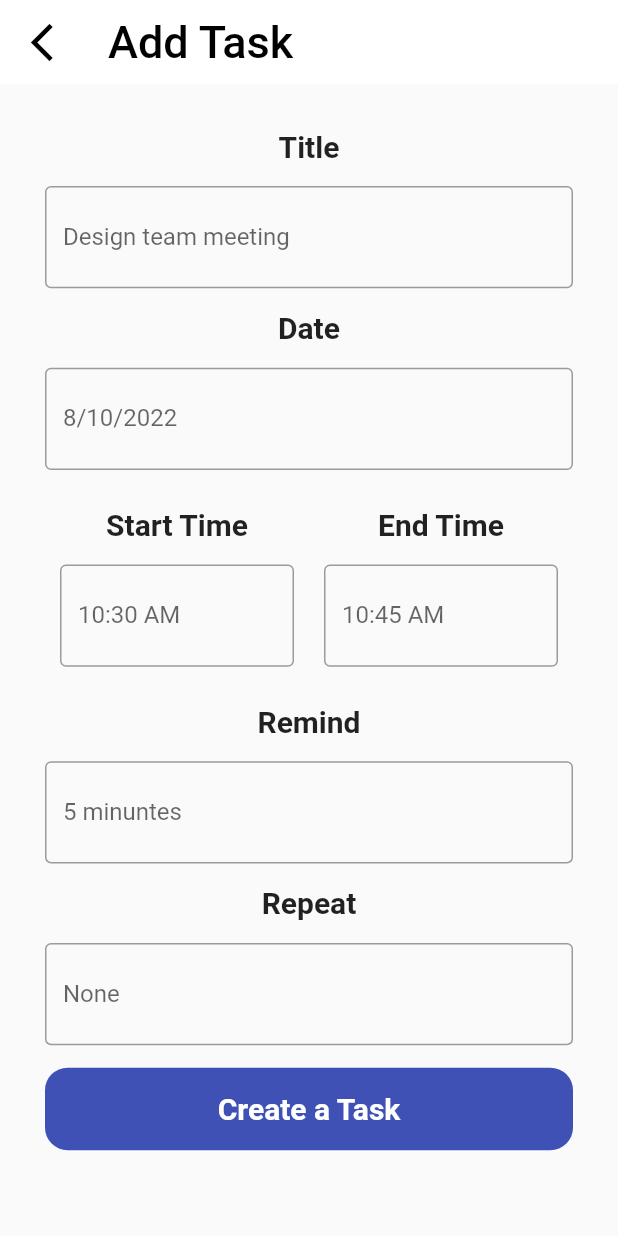
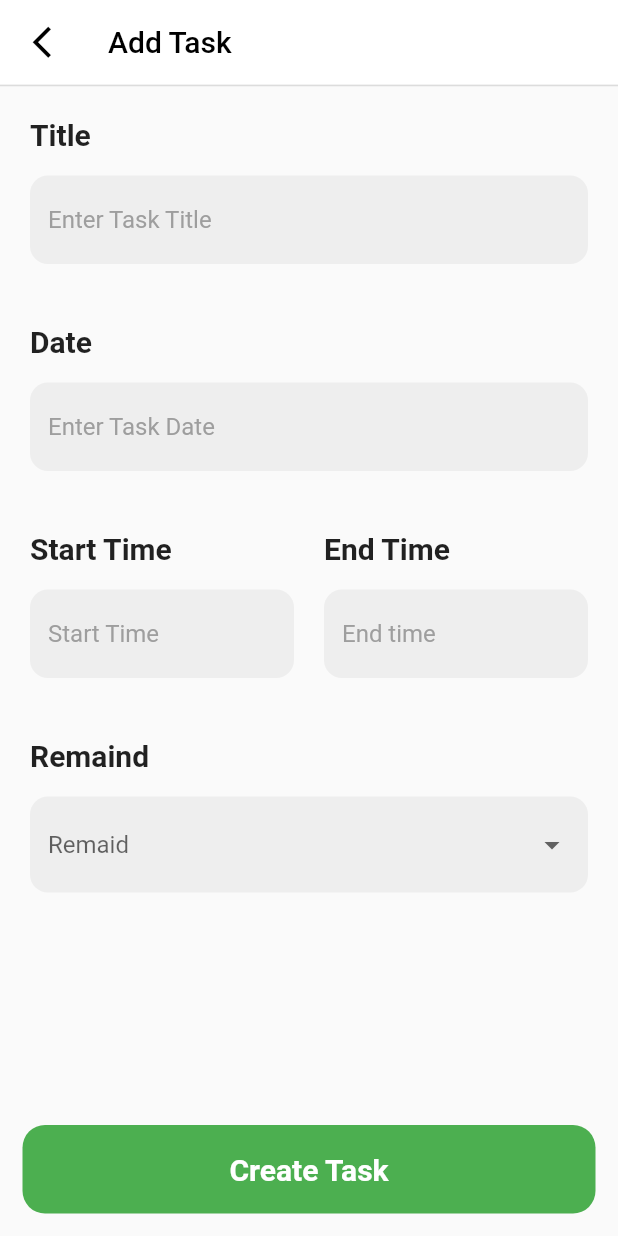
Before and after one commit to MohamedElMelige/projectPhase1, a Flutter app: the AddTask screen opened directly, on a phone screen of 412 x 824 dp. Run offline on Flutter 3.47's test engine with Material 2 defaults, Android fonts, the phone set to English and light mode, and no system bars; our stand-ins replace flutter_bloc, sqflite; accounts and stored records are empty.

Commit message:
New Futures and Updates

```diff
--- a/lib/layout/add_task.dart
+++ b/lib/layout/add_task.dart
@@ -1,14 +1,15 @@
 import 'package:flutter/material.dart';
-import 'package:flutter_application_1/shared/componants/componants.dart';
-import 'package:flutter_application_1/shared/componants/myButton.dart';
+
 import 'package:flutter_application_1/shared/cubit/cubit.dart';
 import 'package:flutter_bloc/flutter_bloc.dart';
-import 'package:intl/intl.dart';
 
+import '../models/reminder_model.dart';
+import '../shared/componants/default_form_field.dart';
+import '../shared/componants/myButton.dart';
 import '../shared/cubit/state.dart';
 
 class AddTask extends StatefulWidget {
-  AddTask({Key? key}) : super(key: key);
+  const AddTask({Key? key}) : super(key: key);
 
   @override
   State<AddTask> createState() => _AddTaskState();
@@ -17,36 +18,20 @@ class AddTask extends StatefulWidget {
 class _AddTaskState extends State<AddTask> {
   final titleController = TextEditingController();
 
-  final remindController = TextEditingController();
-  final repeatController = TextEditingController();
-
-  var formKey = GlobalKey<FormState>();
-
-  var timeController = TextEditingController();
-
   var dateController = TextEditingController();
 
   var startTimeController = TextEditingController();
 
   var endTimeController = TextEditingController();
 
-  DateTime selectTime = DateTime.now();
+  TimeOfDay endTime =TimeOfDay.now();
 
-  String startTime = DateFormat('hh:mm a').format(DateTime.now()).toString();
-
-  String endTime = DateFormat('hh:mm a')
-      .format(DateTime.now().add(Duration(minutes: 15)))
-      .toString();
-
-  int selectRemind = 5;
-
-  List<int> remindList = [5, 10, 15, 20];
-
-  String selectRepeat = 'None';
-
-  List<String> repeatList = ['None', 'Daily', 'Weekly', 'Monthly'];
-
-  int selectColor = 0;
+  List<ReminderModel> reminderList = [
+    ReminderModel(reminder: '10 minutes', minutes: 10),
+    ReminderModel(reminder: '15 minutes', minutes: 15),
+    ReminderModel(reminder: '30 minutes', minutes: 30),
+    ReminderModel(reminder: '1 hour', minutes: 60),
+  ];
 
   @override
   Widget build(BuildContext context) {
@@ -59,14 +44,14 @@ class _AddTaskState extends State<AddTask> {
             onPressed: () {
               Navigator.pop(context);
             },
-            icon: Icon(
+            icon: const Icon(
               Icons.arrow_back_ios_new,
-              size: 30,
+              size: 25,
               color: Colors.black,
             )),
-        title: Text(
+        title: const Text(
           'Add Task',
-          style: TextStyle(color: Colors.black, fontSize: 30),
+          style: TextStyle(color: Colors.black, fontSize: 20),
         ),
       ),
       body: BlocProvider(
@@ -76,254 +61,171 @@ class _AddTaskState extends State<AddTask> {
             // TODO: implement listener
           },
           builder: (context, state) {
-            return SingleChildScrollView(
-              child: Padding(
-                padding: const EdgeInsets.all(30.0),
-                child: Form(
-                  key: formKey,
+            return  Column(
+                children: [
+                  const Divider(height: 2, thickness: 1),
+                  Padding(
+                    padding: const EdgeInsets.all(20),
+                    child: SingleChildScrollView(
                       child: Column(
-                    mainAxisAlignment: MainAxisAlignment.start,
+                        crossAxisAlignment: CrossAxisAlignment.start,
                         children: [
-                      Text(
-                        'Title',
-                        style: TextStyle(
-                            fontSize: 20, fontWeight: FontWeight.bold),
-                      ),
-                      SizedBox(
-                        height: 15,
-                      ),
-                      defaultFormField(
+                          DefaultFormField(
+                            head: 'Title',
                             controller: titleController,
-                          type: TextInputType.text,
-                          validat: (val) {
+                            hitText: 'Enter Task Title',
+                            validation: (val) {
                               if (val!.isEmpty) {
                                 return 'Title is empty';
                               } else {
                                 return null;
                               }
                             },
-                          label: 'Design team meeting',
-                          prefix: Icons.title),
-                      SizedBox(
-                        height: 15,
                           ),
-                      Text(
-                        'Date',
-                        style: TextStyle(
-                            fontSize: 20, fontWeight: FontWeight.bold),
+                          const SizedBox(
+                            height: 40,
                           ),
-                      SizedBox(
-                        height: 15,
-                      ),
-                      defaultFormField(
+                          DefaultFormField(
                             onTap: () {
                               showDatePicker(
                                       context: context,
                                       initialDate: DateTime.now(),
                                       firstDate: DateTime.now(),
-                                    lastDate: DateTime.parse('2021-10-01'))
+                                      lastDate: DateTime(2030))
                                   .then((value) {
                                 dateController.text =
-                                  DateFormat.yMMMd().format(value!);
-                              print(DateFormat.yMMMd().format(value));
+                                    value.toString().split(' ').first;
                               });
                             },
-                          controller: timeController,
-                          type: TextInputType.text,
-                          validat: (val) {
+                            head: 'Date',
+                            controller: dateController,
+                            hitText: 'Enter Task Date',
+                            validation: (val) {
                               if (val!.isEmpty) {
                                 return 'Date is empty';
                               } else {
                                 return null;
                               }
                             },
-                          label: DateFormat.yMd().format(selectTime),
-                          prefix: Icons.calendar_today_rounded),
-                      SizedBox(
-                        height: 15,
+                          ),
+                          const SizedBox(
+                            height: 40,
                           ),
                           Row(
-                        mainAxisAlignment: MainAxisAlignment.spaceEvenly,
+                            crossAxisAlignment: CrossAxisAlignment.start,
                             children: [
                               Expanded(
-                              child: Padding(
-                            padding: const EdgeInsets.all(10.0),
-                            child: Column(
-                              children: [
-                                Text(
-                                  'Start Time',
-                                  style: TextStyle(
-                                      fontSize: 20,
-                                      fontWeight: FontWeight.bold),
-                                ),
-                                SizedBox(
-                                  height: 15,
-                                ),
-                                defaultFormField(
+                                child: DefaultFormField(
                                   onTap: () {
                                     showTimePicker(
                                             context: context,
                                             initialTime: TimeOfDay.now())
                                         .then((value) {
-                                        timeController.text =
+                                      startTimeController.text =
                                           value!.format(context);
-                                        print(value.format(context));
+                                      endTime=value;
+                                      setState(() {
+
+                                      });
                                     });
                                   },
+                                  head: 'Start Time',
                                   controller: startTimeController,
-                                    type: TextInputType.datetime,
-                                    validat: (val) {
+                                  hitText: 'Start Time',
+                                  validation: (val) {
                                     if (val!.isEmpty) {
-                                        return 'Start Time is empty';
+                                      return 'Start  time is empty';
                                     } else {
                                       return null;
                                     }
                                   },
-                                    label: startTime,
-                                    prefix: Icons.watch_later_outlined)
-                              ],
                                 ),
-                          )),
+                              ),
+                              const SizedBox(
+                                width: 20,
+                              ),
                               Expanded(
-                              child: Padding(
-                            padding: const EdgeInsets.all(10.0),
-                            child: Column(
-                              children: [
-                                Text(
-                                  'End Time',
-                                  style: TextStyle(
-                                      fontSize: 20,
-                                      fontWeight: FontWeight.bold),
-                                ),
-                                SizedBox(
-                                  height: 15,
-                                ),
-                                defaultFormField(
+                                child: DefaultFormField(
                                   onTap: () {
                                     showTimePicker(
                                             context: context,
-                                              initialTime: TimeOfDay.now())
+                                            initialTime: endTime)
                                         .then((value) {
-                                        timeController.text =
+                                      endTimeController.text =
                                           value!.format(context);
-                                        print(value.format(context));
                                     });
                                   },
+                                  head: 'End Time',
                                   controller: endTimeController,
-                                    type: TextInputType.datetime,
-                                    validat: (val) {
+                                  hitText: 'End time',
+                                  validation: (val) {
                                     if (val!.isEmpty) {
-                                        return 'End Time is empty';
+                                      return 'End time is empty';
                                     } else {
                                       return null;
                                     }
                                   },
-                                    label: endTime,
-                                    prefix: Icons.watch_later_outlined)
+                                ),
+                              ),
                             ],
                           ),
-                          )),
-                        ],
+                          const SizedBox(
+                            height: 40,
                           ),
-                      SizedBox(
-                        height: 15,
-                      ),
-                      Text(
-                        'Remind',
+                          const Text(
+                            'Remaind',
                             style: TextStyle(
                                 fontSize: 20, fontWeight: FontWeight.bold),
                           ),
-                      SizedBox(
-                        height: 15,
+                          const SizedBox(
+                            height: 16,
                           ),
-                      defaultFormField(
-                          onTap: () {
-                            DropdownButton<dynamic>(
-                                dropdownColor: Colors.blueGrey,
-                                items: remindList
-                                    .map<DropdownMenuItem<String>>((e) =>
-                                        DropdownMenuItem(child: Text('$e')))
+                          DropdownButtonFormField(
+                              decoration: InputDecoration(
+                                  filled: true,
+                                  fillColor: Colors.grey[200],
+                                  enabledBorder: OutlineInputBorder(
+                                      borderRadius: BorderRadius.circular(12),
+                                      borderSide: BorderSide.none),
+                                  focusedBorder: OutlineInputBorder(
+                                    borderSide: const BorderSide(
+                                      color: Colors.grey,
+                                      width: 1,
+                                    ),
+                                    borderRadius: BorderRadius.circular(12),
+                                  ),
+                                  hintText: 'Remaid',
+                                  hintStyle: const TextStyle(
+                                    fontSize: 16,
+                                    color: Colors.grey,
+                                  )),
+                              items: reminderList
+                                  .asMap()
+                                  .map(
+                                    (key, value) => MapEntry(
+                                      key,
+                                      DropdownMenuItem(
+                                        value: value.minutes,
+                                        child: Text(value.reminder),
+                                      ),
+                                    ),
+                                  )
+                                  .values
                                   .toList(),
                               onChanged: (value) {
-                                  setState(() {
-                                    selectRemind = value;
-                                  });
-                                });
-                          },
-                          controller: remindController,
-                          type: TextInputType.number,
-                          validat: (val) {
-                            if (val!.isEmpty) {
-                              return 'Date is empty';
-                            } else {
-                              return null;
-                            }
-                          },
-                          label: '$selectRemind minuntes',
-                          prefix: Icons.calendar_today_rounded),
-                      SizedBox(
-                        height: 15,
-                      ),
-                      Text(
-                        'Repeat',
-                        style: TextStyle(
-                            fontSize: 20, fontWeight: FontWeight.bold),
-                      ),
-                      SizedBox(
-                        height: 15,
-                      ),
-                      defaultFormField(
-                          onTap: () {
-                            DropdownButton<dynamic>(
-                                dropdownColor: Colors.blueGrey,
-                                items: repeatList
-                                    .map<DropdownMenuItem<String>>((e) =>
-                                        DropdownMenuItem(child: Text('$e')))
-                                    .toList(),
-                                onChanged: (value) {
-                                  setState(() {
-                                    selectRepeat = value;
-                                  });
-                                });
-                          },
-                          controller: repeatController,
-                          type: TextInputType.number,
-                          validat: (val) {
-                            if (val!.isEmpty) {
-                              return 'Repeat is empty';
-                            } else {
-                              return null;
-                            }
-                          },
-                          label: '$selectRepeat ',
-                          prefix: Icons.calendar_today_rounded),
-                      SizedBox(
-                        height: 15,
-                      ),
-                      Container(
-                          width: double.infinity,
-                          child: MyButton(
-                              height: 16,
-                              onPressed: () {
-                                if (formKey.currentState!.validate()) {
-                                  AppCubit.get(context).insertToDatabase(
-                                    title: titleController.text,
-                                    time: timeController.text,
-                                    date: dateController.text,
-                                    repeat: repeatController.text,
-                                    remind: remindController.text,
-                                    endTime: endTimeController.text,
-                                    startTime: startTimeController.text,
-                                  );
-                                }
-                              },
-                              size: 20,
-                              text: 'Create a Task',
-                              width: 18))
+                                debugPrint('$value');
+                              })
                         ],
                       ),
                     ),
                   ),
+                  const Spacer(),
+                  Container(
+                    margin: const EdgeInsets.all(15),
+                    width: double.infinity,
+                    child: MyButton(text: 'Create Task', onPressed:(){} ,),
+                  )
+                ],
               );
           },
         ),
--- a/lib/layout/board.dart
+++ b/lib/layout/board.dart
@@ -101,15 +101,19 @@ class _BoardState extends State<Board> with SingleTickerProviderStateMixin {
                   Center(child: FavoriteTasks()),
                 ]),
               ),
-              MyButton(
-                  height: 18,
-                  onPressed: () {
-                    Navigator.push(context,
-                        MaterialPageRoute(builder: (context) => AddTask()));
-                  },
-                  size: 20,
-                  text: 'Add a task',
-                  width: 18)
+              Container(
+                width: double.infinity,
+                child: MyButton(
+                  color: Colors.green,
+                    height: 18,
+                    onPressed: () {
+                      Navigator.push(context,
+                          MaterialPageRoute(builder: (context) => const AddTask()));
+                    },
+                    size: 20,
+                    text: 'Add New Task',
+                    width: 18),
+              )
             ]),
           ),
         );
--- /dev/null
+++ b/lib/models/reminder_model.dart
@@ -0,0 +1,6 @@
+
+class ReminderModel{
+  final String reminder;
+  final int minutes;
+  ReminderModel({required this.minutes,required this.reminder});
+}
--- a/lib/shared/componants/componants.dart
+++ /dev/null
@@ -1,76 +0,0 @@
-import 'package:flutter/material.dart';
-
-
-import '../cubit/cubit.dart';
-
-
-
-Widget biuldTaskItem(Map model, context) => Dismissible(
-      key: Key(model['id'].toString()),
-      onDismissed: (direction) {
-        AppCubit.get(context).deleteData(id: model['id']);
-      },
-      child: Padding(
-        padding: const EdgeInsets.all(20.0),
-        child: Row(
-          children: [
-            CircleAvatar(
-              radius: 40,
-              child: Text('${model['time']}'),
-            ),
-            const SizedBox(
-              width: 20,
-            ),
-            Expanded(
-              child: Column(
-                mainAxisSize: MainAxisSize.min,
-                children: [
-                  Text(
-                    '${model['title']}',
-                    style: const TextStyle(
-                        fontSize: 18, fontWeight: FontWeight.bold),
-                  ),
-                  Text('${model['date']}',
-                      style: const TextStyle(
-                        color: Colors.grey,
-                      )),
-                ],
-              ),
-            ),
-            const SizedBox(
-              width: 20,
-            ),
-          ],
-        ),
-      ),
-    );
-
-Widget defaultFormField({
-  required TextEditingController controller,
-  required TextInputType type,
-  var onSubmit,
-  var onChange,
-  required var validat,
-  required String label,
-  required IconData prefix,
-  var onTap,
-  IconData? suffix,
-  bool isPassword = false,
-  bool isClickable = true,
-}) =>
-    TextFormField(
-      onTap: onTap,
-      onFieldSubmitted: onSubmit,
-      onChanged: onChange,
-      controller: controller,
-      validator: validat,
-      enabled: isClickable,
-      obscureText: isPassword,
-      decoration: InputDecoration(
-        suffix: suffix != null ? Icon(suffix) : null,
-        labelText: label,
-        border: const OutlineInputBorder(),
-        prefix: Icon(prefix),
-      ),
-      keyboardType: type,
-    );
--- /dev/null
+++ b/lib/shared/componants/default_form_field.dart
@@ -0,0 +1,55 @@
+import 'package:flutter/material.dart';
+
+class DefaultFormField extends StatelessWidget {
+  final String hitText;
+  final FormFieldValidator<String> validation;
+   final TextEditingController controller;
+   final String head;
+  GestureTapCallback ? onTap;
+
+
+  DefaultFormField({required this.hitText,required this.validation,required this.controller,required this.head,this.onTap});
+
+  @override
+  Widget build(BuildContext context) {
+    return Column(
+      crossAxisAlignment: CrossAxisAlignment.start,
+      children: [
+         Text(
+          head,
+          style:  const TextStyle(
+              fontSize: 20, fontWeight: FontWeight.bold),
+        ),
+        SizedBox(
+          height: 16,
+        ),
+        TextFormField(
+          onTap: onTap,
+          controller: controller,
+        validator: validation,
+          decoration: InputDecoration(
+            filled: true,
+            fillColor: Colors.grey[200],
+            enabledBorder:OutlineInputBorder(
+              borderRadius: BorderRadius.circular(12),
+              borderSide: BorderSide.none
+            ) ,
+            focusedBorder: OutlineInputBorder(
+              borderSide:  const BorderSide(
+                color: Colors.grey,
+                    width: 1,
+              ),
+              borderRadius: BorderRadius.circular(12),
+            ),
+            hintText: hitText,
+            hintStyle:  const TextStyle(
+              fontSize: 16,
+              color: Colors.grey,
+
+            )
+          ),
+        ),
+      ],
+    );
+  }
+}
--- a/lib/shared/componants/myButton.dart
+++ b/lib/shared/componants/myButton.dart
@@ -1,23 +1,23 @@
 import 'package:flutter/material.dart';
 
 class MyButton extends StatelessWidget {
-  final double height;
-  final double width;
-  final double size;
+  double height;
+  double width;
+  double size;
   final String text;
   final VoidCallback onPressed;
   final double radius;
-  final Color color;
-  final Color textColor;
+   Color color;
+   Color textColor;
 
   MyButton(
-      {required this.height,
+      { this.height=18,
       required this.onPressed,
-      required this.size,
+       this.size=20,
       required this.text,
-      required this.width,
+       this.width=18,
       this.radius = 15,
-      this.color = Colors.indigo,
+      this.color = Colors.green,
       this.textColor = Colors.white});
 
   @override
@@ -26,15 +26,15 @@ class MyButton extends StatelessWidget {
       elevation: 0,
       onPressed: onPressed,
       color: color,
+      padding: EdgeInsets.symmetric(horizontal: height, vertical: height),
+      shape: RoundedRectangleBorder(
+        borderRadius: BorderRadius.all(Radius.circular(radius)),
+      ),
       child: Text(
         text,
         style: TextStyle(
             color: textColor, fontSize: size, fontWeight: FontWeight.w600),
       ),
-      padding: EdgeInsets.symmetric(horizontal: height, vertical: height),
-      shape: RoundedRectangleBorder(
-        borderRadius: BorderRadius.all(Radius.circular(radius)),
-      ),
     );
   }
 }
```
Lines whose indentation alone changed are shown as unchanged.
